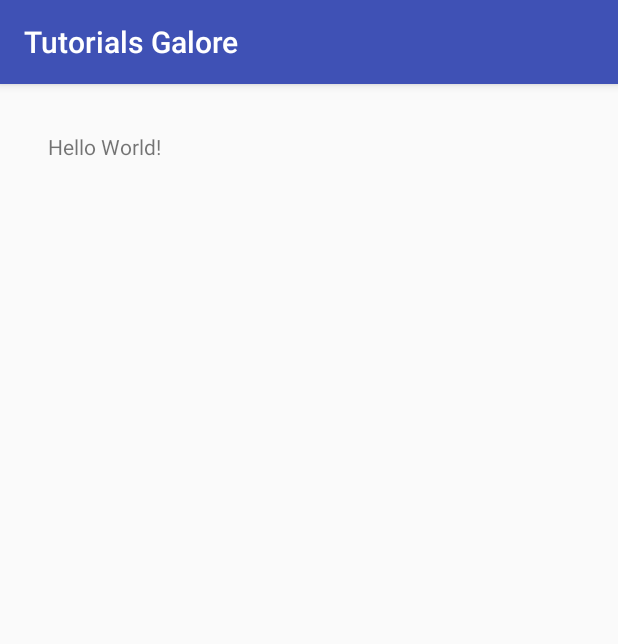
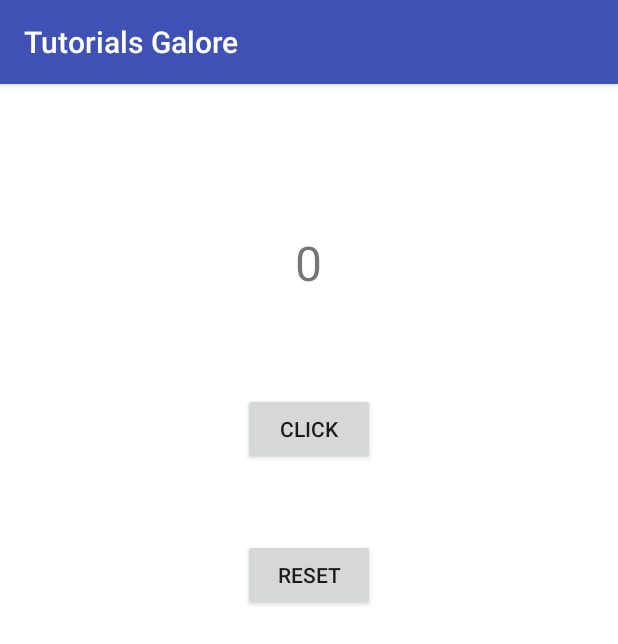
Before and after one commit to scottpchow23/Tutorials-Galore, an Android app: the screen it shows after launch (MainActivity), on a phone screen of 412 x 824 dp. Shown: the top 644 px of the screen. Run offline under Robolectric (Android 15) with nearby library versions, the phone set to English and light mode, and no system bars.

Commit message:
Clicker tutorial complete!

```diff
--- a/app/src/main/java/com/example/scott/tutorialsgalore/MainActivity.java
+++ b/app/src/main/java/com/example/scott/tutorialsgalore/MainActivity.java
@@ -2,12 +2,45 @@ package com.example.scott.tutorialsgalore;
 
 import android.support.v7.app.AppCompatActivity;
 import android.os.Bundle;
+import android.view.View;
+import android.widget.Button;
+import android.widget.TextView;
 
 public class MainActivity extends AppCompatActivity {
+
+
+    Button addButton;
+    Button resetButton;
+    TextView textViewCount;
 
     @Override
     protected void onCreate(Bundle savedInstanceState) {
         super.onCreate(savedInstanceState);
         setContentView(R.layout.activity_main);
+        //Buttons
+        addButton = (Button)findViewById(R.id.addButton);
+        resetButton = (Button)findViewById(R.id.resetButton);
+        //Text View
+        textViewCount = (TextView)findViewById(R.id.textViewCount);
+
+
+        //Click "Click" button
+        addButton.setOnClickListener(new View.OnClickListener() {
+            @Override
+            public void onClick(View v) {
+                String numString = textViewCount.getText().toString();
+                int num = Integer.parseInt(numString);
+                num++;
+                textViewCount.setText(String.valueOf(num));
+
+            }
+        });
+
+        resetButton.setOnClickListener(new View.OnClickListener() {
+            @Override
+            public void onClick(View v) {
+                textViewCount.setText("0");
+            }
+        });
     }
 }
--- a/app/src/main/res/layout/activity_main.xml
+++ b/app/src/main/res/layout/activity_main.xml
@@ -8,11 +8,35 @@
     android:paddingRight="32dp"
     android:paddingTop="32dp"
     android:paddingBottom="32dp"
-    tools:context="com.example.scott.tutorialsgalore.MainActivity">
+    tools:context="com.example.scott.tutorialsgalore.MainActivity"
+    android:background="#FFF">
 
     <TextView
-        android:text="Hello World!"
+        android:text="0"
         android:layout_width="wrap_content"
-        android:layout_height="wrap_content" />
+        android:layout_height="wrap_content"
+        android:layout_marginTop="65dp"
+        android:id="@+id/textViewCount"
+        android:textSize="32dp"
+        android:layout_alignParentTop="true"
+        android:layout_centerHorizontal="true" />
+
+    <Button
+        android:layout_width="wrap_content"
+        android:layout_height="wrap_content"
+        android:text="Click"
+        android:id="@+id/addButton"
+        android:layout_below="@+id/textViewCount"
+        android:layout_centerHorizontal="true"
+        android:layout_marginTop="65dp" />
+
+    <Button
+        android:layout_width="wrap_content"
+        android:layout_height="wrap_content"
+        android:text="Reset"
+        android:id="@+id/resetButton"
+        android:layout_below="@+id/addButton"
+        android:layout_alignStart="@+id/addButton"
+        android:layout_marginTop="49dp" />
 
 </RelativeLayout>
```
